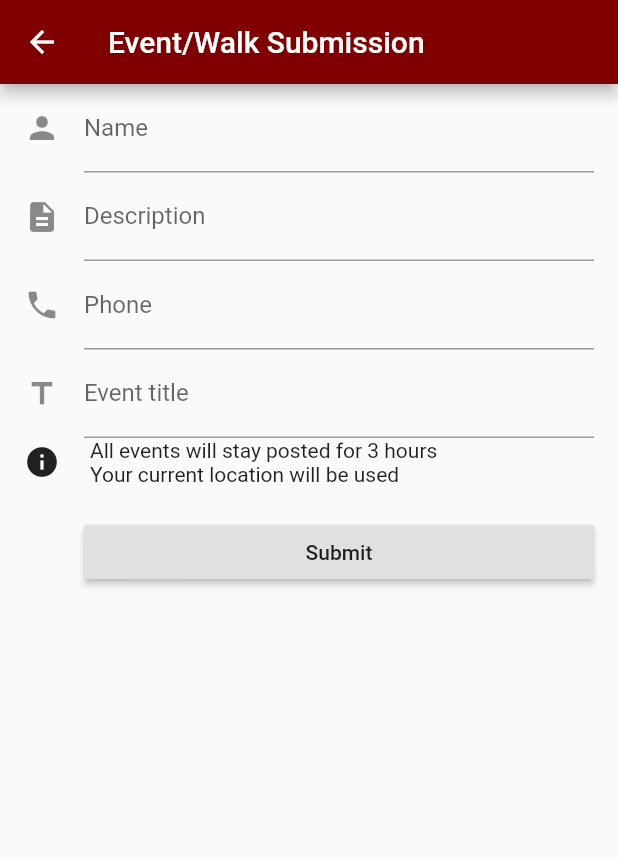
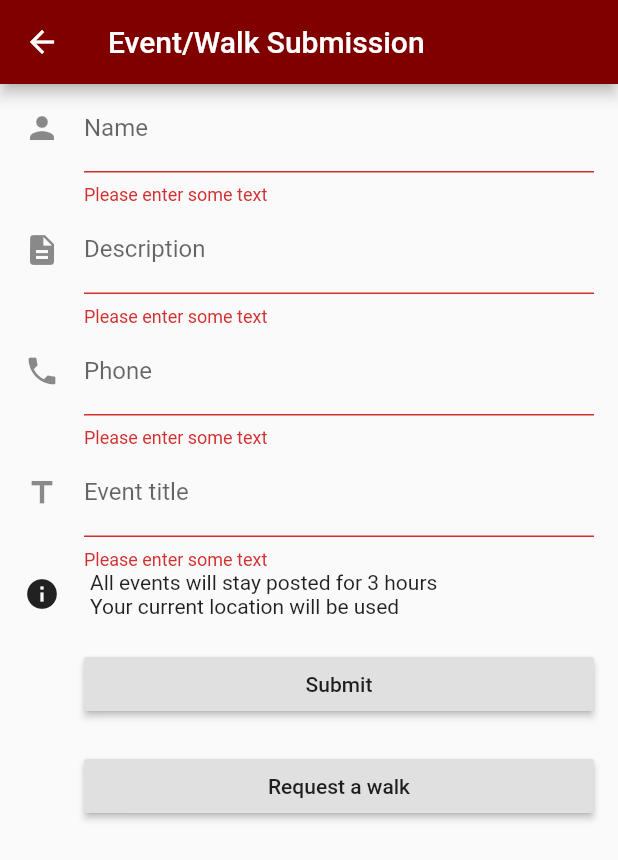
Before and after one commit to YonathanZetune/aggies_help, a Flutter app: the screen it shows after launch, after a tap on the "forum" icon, on a phone screen of 412 x 824 dp. Shown: the top 860 px of the screen. Run offline on Flutter 3.47's test engine with Material 2 defaults, Android fonts, the phone set to English and light mode, and no system bars; our stand-ins replace cloud_firestore, google_maps_flutter, location; accounts and stored records are empty.

Commit message:
Firestore calls and walk integration

```diff
--- a/lib/event.dart
+++ b/lib/event.dart
@@ -1,4 +1,3 @@
-import 'package:flutter/material.dart';
 import 'package:google_maps_flutter/google_maps_flutter.dart';
 
 class EventList {
--- a/lib/form.dart
+++ b/lib/form.dart
@@ -2,24 +2,9 @@ import 'package:flutter/material.dart';
 import 'package:flutter/services.dart';
 import 'package:cloud_firestore/cloud_firestore.dart';
 import 'package:location/location.dart';
-class FormSubmission extends StatelessWidget {
-    static Map<String, dynamic> myForm;
 
-    Future<Map<String, dynamic>> getCurrentLocation() async{
-        var currentLocation = <String, double>{};
-        var location = Location();
-        try {
-        currentLocation = await location.getLocation().then((value){
-            myForm['Location'].latitude = value[0];
-            print(value[0]);
-            myForm['Location'].longitude = value[1];
-        });
-        } on PlatformException {
-        currentLocation = null;
-        }
 
-        return currentLocation;
-    }
+class FormPage extends StatelessWidget {
     @override
     Widget build(BuildContext context) {
     return Scaffold(
@@ -27,7 +12,35 @@ class FormSubmission extends StatelessWidget {
             backgroundColor: Color.fromRGBO(128, 0, 0, 1.0),
             title: Text('Event/Walk Submission'),
         ),
-        body: SafeArea(
+        body: FormSubmission(),
+    );
+  }
+}
+
+  class FormSubmission extends StatefulWidget {
+      //FormSubmission({Key key}) : super(key: key);
+  @override
+  FormSubmissionState createState() {
+    return FormSubmissionState();
+  }
+}
+
+
+
+
+  class FormSubmissionState extends State<FormSubmission> {
+  // Create a global key that will uniquely identify the Form widget and allow
+  // us to validate the form
+   static Map<String, dynamic> myForm = Map<String, dynamic>();
+  // Note: This is a `GlobalKey<FormState>`, not a GlobalKey<MyCustomFormState>!
+  final _formKey = GlobalKey<FormState>();
+
+  @override
+  Widget build(BuildContext context) {
+    // Build a Form widget using the _formKey we created above
+    return Form(
+      key: _formKey,
+      child: SafeArea(
           top: false,
           bottom: false,
           child: new Form(
@@ -36,43 +49,61 @@ class FormSubmission extends StatelessWidget {
                 padding: const EdgeInsets.symmetric(horizontal: 16.0),
                 children: <Widget>[
                   new TextFormField(
+                      validator: (value) {
+              if (value.isEmpty) {
+                return 'Please enter some text';
+              }else{
+                  myForm['Person'] = value;
+              }
+            },
                     decoration: const InputDecoration(
                       icon: const Icon(Icons.person),
                       hintText: 'Enter your name',
                       labelText: 'Name',
                     ),
-                    onSaved: (input){
-                  myForm['Person'] = input;
-                  },
                   ),
                      new TextFormField(
+                    validator: (value) {
+              if (value.isEmpty) {
+                return 'Please enter some text';
+              }else{
+                  myForm['Description'] = value;
+              }
+            },
                     decoration: const InputDecoration(
                       icon: const Icon(Icons.description),
                       hintText: 'Enter your event description',
                       labelText: 'Description',
                     ),
-                    onSaved: (input){
-                  myForm['Description'] = input;
-                  },
+
                   ),
                   new TextFormField(
+                      validator: (value) {
+              if (value.isEmpty) {
+                return 'Please enter some text';
+              }else{
+                  myForm['Phone'] = value;
+              }
+            },
                     decoration: const InputDecoration(
                       icon: const Icon(Icons.phone),
                       hintText: 'Enter a phone number',
                       labelText: 'Phone',
                     ),
-                     onSaved: (input){
-                  myForm['Phone'] = input;
-                  },
+
                     keyboardType: TextInputType.phone,
                     inputFormatters: [
                       WhitelistingTextInputFormatter.digitsOnly,
                     ],
                   ),
                   new TextFormField(
-                       onSaved: (input){
-                  myForm['Event Name'] = input;
-                  },
+                      validator: (value) {
+              if (value.isEmpty) {
+                return 'Please enter some text';
+              }else{
+                  myForm['Event Name'] = value;
+              }
+            },
                     decoration: const InputDecoration(
                       icon: const Icon(Icons.title),
                       hintText: 'Enter a name for event',
@@ -80,6 +111,7 @@ class FormSubmission extends StatelessWidget {
                     ),
                     keyboardType: TextInputType.emailAddress,
                   ),
+
                   new
                   Row(children: [
                       Icon(Icons.info),
@@ -91,15 +123,34 @@ class FormSubmission extends StatelessWidget {
                   new Container(
                       padding: const EdgeInsets.only(left: 40.0, top: 20.0),
 
-                          child:new RaisedButton(
+                        child:new RaisedButton(
                         child: const Text('Submit'),
                         onPressed: (){
+                            if (_formKey.currentState.validate()) {
+                  // If the form is valid, we want to show a Snackbar
+                        getCurrentLocation(false);
 
-                            //var myLoc = getCurrentLocation();
+                        Scaffold.of(context)
+                      .showSnackBar(SnackBar(content: Text('Processing Data')));
+                      Navigator.pop(context);
+                }
+                         }),
+                      ),
+                new Container(
+                      padding: const EdgeInsets.only(left: 40.0, top: 20.0),
 
-                            Firestore.instance.collection('Events').document().setData(myForm);
+                        child:new RaisedButton(
+                        child: const Text('Request a walk'),
+                        onPressed: (){
+                            if (_formKey.currentState.validate()) {
+                  // If the form is valid, we want to show a Snackbar
+                        getCurrentLocation(true);
 
-                        }),
+                        Scaffold.of(context)
+                      .showSnackBar(SnackBar(content: Text('Processing Data')));
+                      Navigator.pop(context);
+                }
+                         }),
                       ),
 
 
@@ -111,3 +162,21 @@ class FormSubmission extends StatelessWidget {
     );
   }
 }
+    Future<void> getCurrentLocation(bool isWalk) async{
+        var currentLocation;
+        var location = Location();
+        try {
+        currentLocation = await location.getLocation().then((value){
+             FormSubmissionState.myForm['Location'] =  GeoPoint((value.values.toList()[2]), (value.values.toList()[3]));
+             FormSubmissionState.myForm['isWalk'] = isWalk;
+            print('VAL:' + value.toString());
+            print('FORM:' + value.toString());
+
+            Firestore.instance.collection('Events').document().setData(FormSubmissionState.myForm);
+        });
+        } on PlatformException {
+        //currentLocation = null;
+        }
+
+        //return currentLocation;
+    }
--- a/lib/main.dart
+++ b/lib/main.dart
@@ -1,8 +1,6 @@
 import 'package:flutter/material.dart';
 import 'package:google_maps_flutter/google_maps_flutter.dart';
 import 'package:cloud_firestore/cloud_firestore.dart';
-import 'requests.dart';
-
 import 'package:aggiewalk/form.dart';
 void main() => runApp(MyApp());
 
@@ -18,7 +16,7 @@ class MyApp extends StatelessWidget {
     routes: {
       // When we navigate to the "/" route, build the FirstScreen Widget
 
-      '/form': (context) => FormSubmission(),
+      '/form': (context) => FormPage(),
 
       //'/AllEvents': (BuildContext context) => new Eventslist()
       // When we navigate to the "/second" route, build the SecondScreen Widget
@@ -68,7 +66,7 @@ class _MyHomePageState extends State<MyHomePage> {
             ],
 
             backgroundColor: Color.fromRGBO(128, 0, 0, 1.0),
-            title: Text("Aggies Help"),
+            title: Text("Aggies Connect"),
         ),
        // This trailing comma makes auto-formatting nicer for build methods.
        body:
@@ -84,7 +82,7 @@ class _MyHomePageState extends State<MyHomePage> {
                            });
                        },
                        options: GoogleMapOptions(
-                           mapType: MapType.satellite,
+                           mapType: MapType.normal,
                            zoomGesturesEnabled: true,
                            rotateGesturesEnabled: true,
                            tiltGesturesEnabled: false,
@@ -133,10 +131,16 @@ class _MyHomePageState extends State<MyHomePage> {
 
   initMarker(event){
       myController.clearMarkers().then((val) {
-          myController.addMarker(MarkerOptions(icon: BitmapDescriptor.fromAsset('assets/study.png'),position: LatLng(event['Location'].latitude, event['Location'].longitude
+          BitmapDescriptor eventIcon;
+          if(event['isWalk']==true){
+           eventIcon = BitmapDescriptor.fromAsset('assets/walk.png');
+          }else{
+            eventIcon = BitmapDescriptor.fromAsset('assets/study.png');
+          }
+          myController.addMarker(MarkerOptions(icon: eventIcon, position: LatLng(event['Location'].latitude, event['Location'].longitude
           ),
           draggable: false,
-          infoWindowText: InfoWindowText(event['Event Name'], event['Description'])));
+          infoWindowText: InfoWindowText(event['Event Name'], event['Description']+ '\n' + event['Phone'] + ' -- '+ event['Person'])));
 
       });
 
--- a/pubspec.yaml
+++ b/pubspec.yaml
@@ -36,6 +36,8 @@ dev_dependencies:
 flutter:
   assets:
     - assets/study.png
+    - assets/help.png
+    - assets/walk.png
 
 
 
```
Also changed, not shown: lib/markers.dart (+0 -13 lines), lib/requests.dart (+1 -10 lines), assets/help.png (added), assets/study.png, assets/studyy.png (added), assets/walk.png (added), 1 other file.
